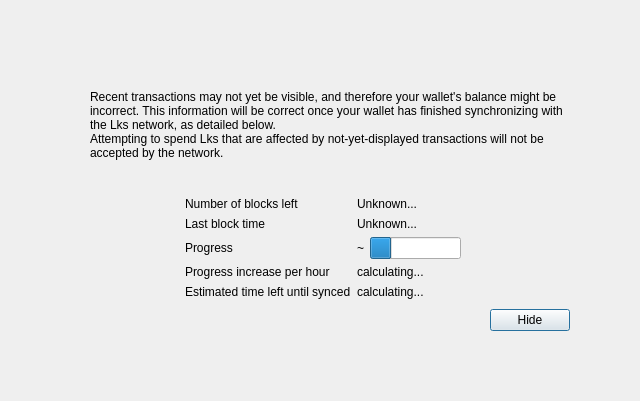
Qt form src/qt/forms/modaloverlay.ui (LKSCOIN/lkscoin-core) before a commit.
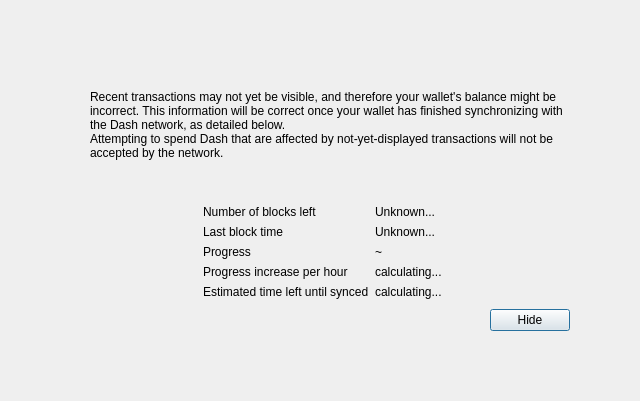
The same form after that commit. Custom widgets are drawn as their Qt base class.

Commit message:
Import Dash Core v18.2.2
Pristine upstream tree from dashpay/dash tag v18.2.2, replacing the 0.17-based
tree wholesale. Baseline for LKSCOIN Core 5.18.2.1 (step 2 of the modernization
roadmap; step 1 was 4.17.3.2 on Dash 0.17.0.3, in production since August 2026).

LKSCOIN shares no history with upstream, so each step forward is done by
re-applying the LKSCOIN delta on a clean upstream tree, not by merging.

```diff
--- a/src/qt/forms/modaloverlay.ui
+++ b/src/qt/forms/modaloverlay.ui
@@ -1,7 +1,7 @@
 <?xml version="1.0" encoding="UTF-8"?>
 <ui version="4.0">
  <class>ModalOverlay</class>
- <widget class="ModalOverlay" name="ModalOverlay">
+ <widget class="QWidget" name="ModalOverlay">
   <property name="geometry">
    <rect>
     <x>0</x>
@@ -111,7 +111,7 @@
              <item>
               <widget class="QLabel" name="infoText">
                <property name="text">
-                <string>Recent transactions may not yet be visible, and therefore your wallet's balance might be incorrect. This information will be correct once your wallet has finished synchronizing with the Lks network, as detailed below.</string>
+                <string>Recent transactions may not yet be visible, and therefore your wallet's balance might be incorrect. This information will be correct once your wallet has finished synchronizing with the Dash network, as detailed below.</string>
                </property>
                <property name="textFormat">
                 <enum>Qt::RichText</enum>
@@ -124,7 +124,7 @@
              <item>
               <widget class="QLabel" name="infoTextStrong">
                <property name="text">
-                <string>Attempting to spend Lks that are affected by not-yet-displayed transactions will not be accepted by the network.</string>
+                <string>Attempting to spend Dash that are affected by not-yet-displayed transactions will not be accepted by the network.</string>
                </property>
                <property name="textFormat">
                 <enum>Qt::RichText</enum>
@@ -231,16 +231,6 @@
                </property>
               </widget>
              </item>
-             <item>
-              <widget class="QProgressBar" name="progressBar">
-               <property name="value">
-                <number>24</number>
-               </property>
-               <property name="format">
-                <string/>
-               </property>
-              </widget>
-             </item>
             </layout>
            </item>
            <item row="4" column="0">
@@ -299,6 +289,9 @@
              <property name="text">
               <string>Hide</string>
              </property>
+             <property name="shortcut">
+              <string notr="true">Esc</string>
+             </property>
              <property name="focusPolicy">
               <enum>Qt::StrongFocus</enum>
              </property>
@@ -334,14 +327,6 @@
    </item>
   </layout>
  </widget>
- <customwidgets>
-  <customwidget>
-   <class>ModalOverlay</class>
-   <extends>QWidget</extends>
-   <header>qt/modaloverlay.h</header>
-   <container>1</container>
-  </customwidget>
- </customwidgets>
  <resources/>
  <connections/>
 </ui>
```
The commit also changes 2092 other files.
